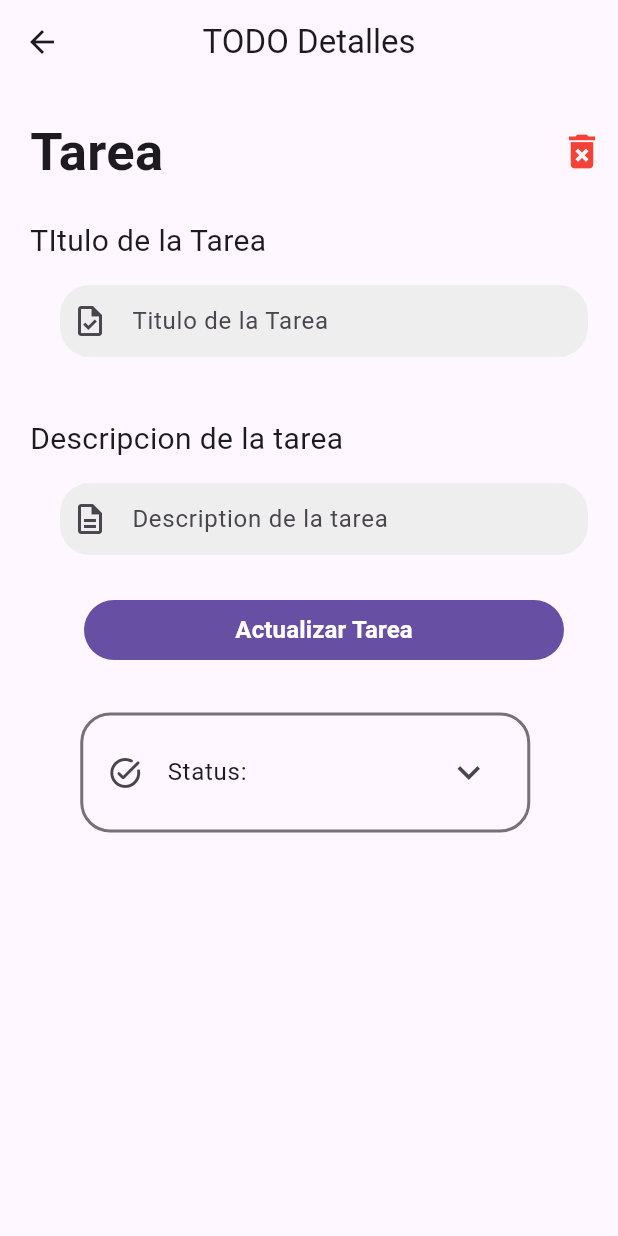
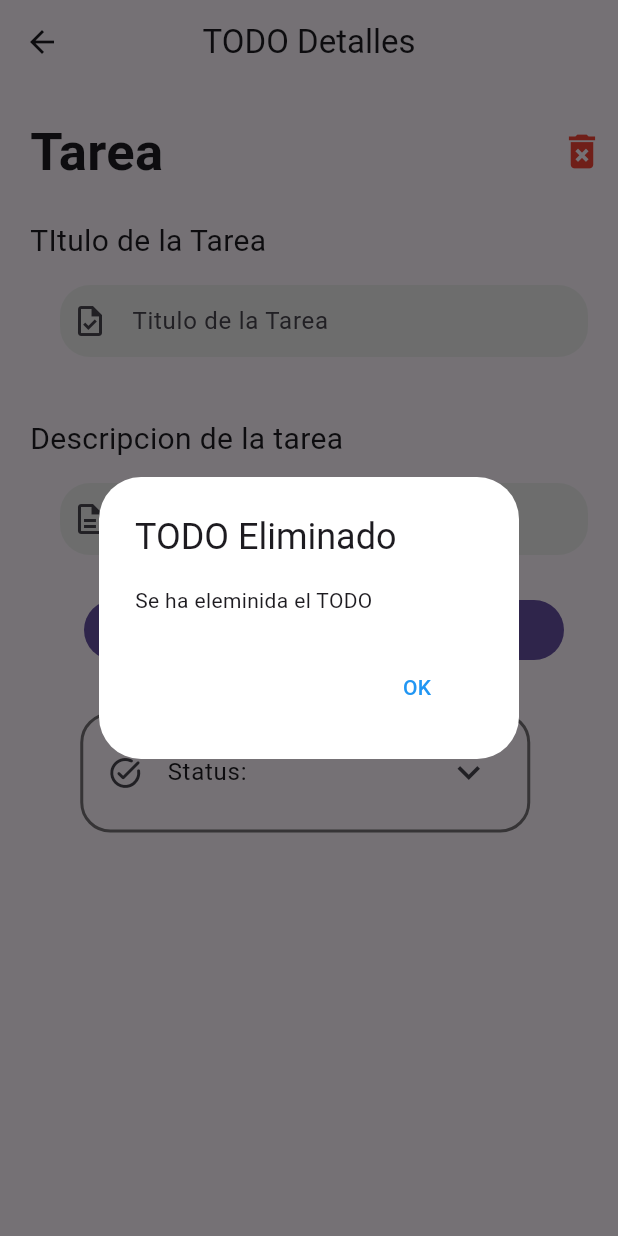
Before and after one commit to Jesus180Reyes/technical_test_todoapp, a Flutter app: the TodoDetailsScreen screen opened directly with empty values, after a tap on the "delete forever" icon, on a phone screen of 412 x 824 dp. Run offline on Flutter 3.47's test engine with Material 2 defaults, Android fonts, the phone set to English and light mode, and no system bars; our stand-ins replace flutter_secure_storage, go_router, jwt_decoder; missing offline and left inert: custom_pop_up_menu; accounts and stored records are empty; statements that could not run were skipped.

Commit message:
Feat: Update TODO content and delete Todo by id

```diff
--- a/lib/presentation/screens/shared/no_todos_screen.dart
+++ b/lib/presentation/screens/shared/no_todos_screen.dart
@@ -7,6 +7,7 @@ class NoTodosScreen extends StatelessWidget {
   @override
   Widget build(BuildContext context) {
     return Scaffold(
+      appBar: AppBar(),
       floatingActionButton: FloatingActionButton(
         onPressed: () => context.push("/add-todo"),
         child: const Icon(Icons.add),
--- a/lib/presentation/services/todos/todos_services.dart
+++ b/lib/presentation/services/todos/todos_services.dart
@@ -68,7 +68,24 @@ class TodoServices extends ChangeNotifier {
     notifyListeners();
   }
 
-  Future<void> deleteTodoById() async {}
+  Future<void> deleteTodoById({required String todoId}) async {
+    final token = await _storage.read(key: "x-token");
+    final headers = {
+      HttpHeaders.contentTypeHeader: 'application/json',
+      "x-token": token!,
+    };
+    final url = "${Env.baseUrl}/todo/$todoId";
+
+    isLoading = true;
+    notifyListeners();
+    await http.delete(
+      Uri.parse(url),
+      headers: headers,
+    );
+    isLoading = false;
+    notifyListeners();
+  }
+
   Future<void> updateTodoStatus(
       {required int todoId, required String status}) async {
     final token = await _storage.read(key: "x-token");
@@ -84,6 +101,33 @@ class TodoServices extends ChangeNotifier {
 
     isLoading = true;
     notifyListeners();
+    await http.put(
+      Uri.parse(url),
+      headers: headers,
+      body: jsonEncode(body),
+    );
+    isLoading = false;
+    notifyListeners();
+  }
+
+  Future<void> updateTodoContainById({
+    required String todoId,
+    required String title,
+    required String? description,
+  }) async {
+    final token = await _storage.read(key: "x-token");
+    final headers = {
+      HttpHeaders.contentTypeHeader: 'application/json',
+      "x-token": token!,
+    };
+    final url = "${Env.baseUrl}/todo/$todoId";
+    final Map<String, dynamic> body = {
+      "title": title,
+      "description": description,
+    };
+
+    isLoading = true;
+    notifyListeners();
     final resp = await http.put(
       Uri.parse(url),
       headers: headers,
@@ -93,6 +137,4 @@ class TodoServices extends ChangeNotifier {
     isLoading = false;
     notifyListeners();
   }
-
-  Future<void> updateTodoContain() async {}
 }
--- a/lib/presentation/widgets/home/todo_details/todo_details_contain_widget.dart
+++ b/lib/presentation/widgets/home/todo_details/todo_details_contain_widget.dart
@@ -1,5 +1,9 @@
 import 'package:flutter/material.dart';
+import 'package:go_router/go_router.dart';
+import 'package:provider/provider.dart';
+import 'package:tecnical_test_todo_app/config/helpers/custom_dialog.dart';
 import 'package:tecnical_test_todo_app/entities/responses/todos_response.dart';
+import 'package:tecnical_test_todo_app/presentation/services/todos/todos_services.dart';
 
 import '../../widgets.dart';
 
@@ -16,7 +20,7 @@ class TodoDetailsContainWidget extends StatelessWidget {
       margin: const EdgeInsets.only(left: 20, top: 20),
       child: Column(
         children: [
-          _HeaderTitle(),
+          _HeaderTitle(todo: todo),
           _FormUpdateTodo(todo: todo),
           CustomPopupWidget(todo: todo),
         ],
@@ -31,6 +35,7 @@ class _FormUpdateTodo extends StatelessWidget {
 
   @override
   Widget build(BuildContext context) {
+    final todoProvider = Provider.of<TodoServices>(context);
     final titleController = TextEditingController(text: todo.title);
     final descriptionController = TextEditingController(text: todo.description);
     return Container(
@@ -68,7 +73,14 @@ class _FormUpdateTodo extends StatelessWidget {
           ),
           CustomButtonWidget(
             title: "Actualizar Tarea",
-            onPressed: () {},
+            onPressed: () {
+              todoProvider.updateTodoContainById(
+                todoId: todo.id.toString(),
+                title: titleController.text.trim(),
+                description: descriptionController.text.trim(),
+              );
+              context.pushReplacement("/");
+            },
           ),
         ],
       ),
@@ -77,8 +89,12 @@ class _FormUpdateTodo extends StatelessWidget {
 }
 
 class _HeaderTitle extends StatelessWidget {
+  final Todo todo;
+
+  const _HeaderTitle({required this.todo});
   @override
   Widget build(BuildContext context) {
+    final todoProvider = Provider.of<TodoServices>(context);
     return Row(
       mainAxisAlignment: MainAxisAlignment.spaceBetween,
       children: [
@@ -90,7 +106,15 @@ class _HeaderTitle extends StatelessWidget {
           ),
         ),
         IconButton(
-          onPressed: () {},
+          onPressed: () {
+            todoProvider.deleteTodoById(todoId: todo.id.toString());
+            cuatomDialog(
+              context: context,
+              titulo: "TODO Eliminado",
+              subtitulo: "Se ha eleminida el TODO",
+            );
+            context.pushReplacement("/");
+          },
           icon: const Icon(
             Icons.delete_forever,
             size: 30,
```
Also changed, not shown: 1 other file.
